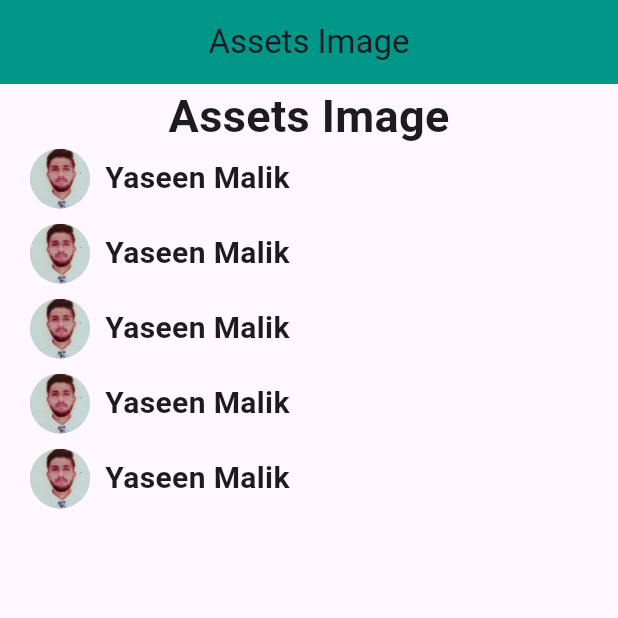
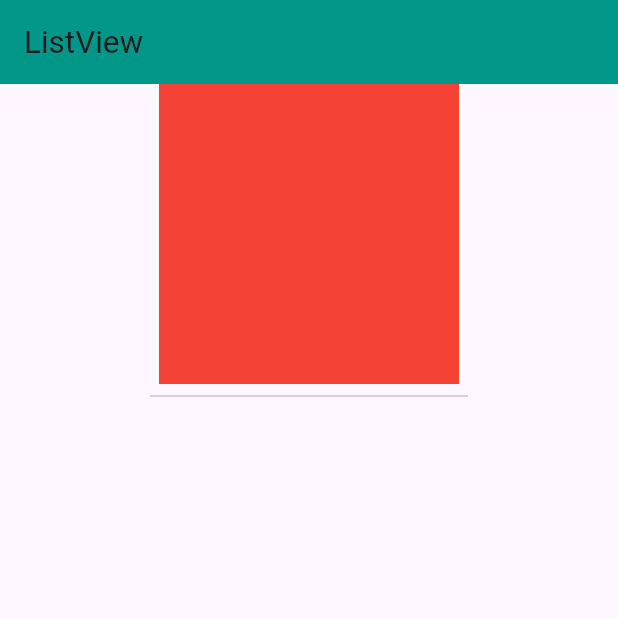
Before and after one commit to Malik399758/Urraan_Batch_39, a Flutter app: the screen it shows after launch, on a phone screen of 412 x 824 dp, the top half of it. Run offline on Flutter 3.47's test engine with Material 3 defaults, Android fonts, the phone set to English and light mode, and no system bars; our stand-ins replace shared_preferences.

Commit message:
ListView and ListView.builder

```diff
--- /dev/null
+++ b/lib/batch39_ui/listview_ui.dart
@@ -0,0 +1,68 @@
+import 'package:flutter/material.dart';
+
+class ListviewUi extends StatefulWidget {
+  const ListviewUi({super.key});
+
+  @override
+  State<ListviewUi> createState() => _ListviewUiState();
+}
+
+class _ListviewUiState extends State<ListviewUi> {
+  // List
+  List<String> names = [
+    'Yaseen Malik',
+    'Noman',
+    'Ali',
+    'Musa',
+    'Asad',
+    'Waqar',
+    'Osama',
+    'Noor',
+    'Zain'
+  ];
+  @override
+  Widget build(BuildContext context) {
+    return Scaffold(
+      appBar: AppBar(
+        title: Text('ListView',style: TextStyle(fontSize: 21),),
+        backgroundColor: Colors.teal,
+      ),
+      body:/*ListView(
+        scrollDirection: Axis.horizontal,
+        reverse: true,
+        children: [
+          Text('Yaseen'),
+          Text('Noman'),
+          Text('Asad'),
+          Text('Ahmad'),
+          Text('Ali'),
+          Text('Noman'),
+          Text('Asad'),
+          Text('Ahmad'),
+          Text('Ali'),
+        ],
+      )*/
+   /*   ListView.separated(
+        // itemExtent: 100,
+        itemCount: names.length,
+          itemBuilder: (context,index){
+        return Text(names[index]);
+      },separatorBuilder: (context,index){
+          return Divider(color: Colors.green,thickness: 5,);
+      },)*/
+      SingleChildScrollView(
+        child: Column(
+          mainAxisAlignment: MainAxisAlignment.spaceBetween,
+          children: [
+            Container(
+              width: 200,
+              height: 200,
+              color: Colors.red,
+            ),
+           Divider(indent: 100,endIndent: 100,),
+          ],
+        ),
+      )
+    );
+  }
+}
--- a/lib/main.dart
+++ b/lib/main.dart
@@ -1,5 +1,6 @@
 import 'package:flutter/material.dart';
 import 'package:flutter_urraan_online_batch_38_ui/batch39_ui/assets_image.dart';
+import 'package:flutter_urraan_online_batch_38_ui/batch39_ui/listview_ui.dart';
 import 'package:flutter_urraan_online_batch_38_ui/batch39_ui/row_column.dart';
 import 'package:flutter_urraan_online_batch_38_ui/batch39_ui/text_ui.dart';
 import 'package:flutter_urraan_online_batch_38_ui/page1.dart';
@@ -11,7 +12,8 @@ class FitnessApp extends StatelessWidget {
   Widget build(BuildContext context) {
     return MaterialApp(
       debugShowCheckedModeBanner: false,
-      home:AssetsImage(),
+      home:ListviewUi()
+      //AssetsImage(),
       // RowColumn(),
       //TextUi(),
       //Page1(),
```
